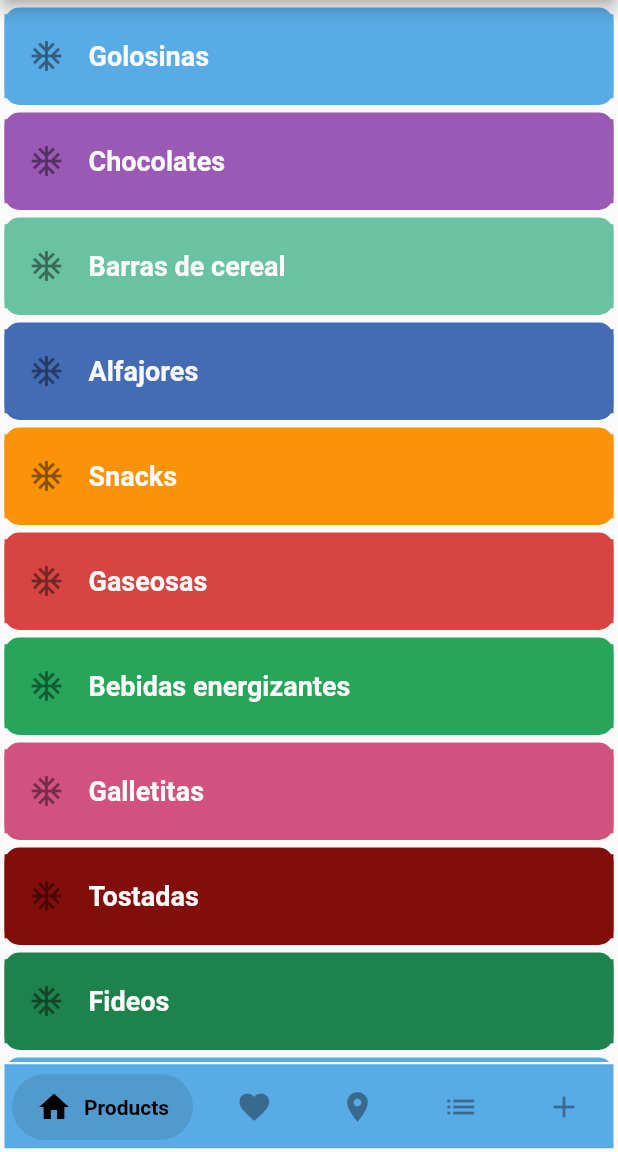
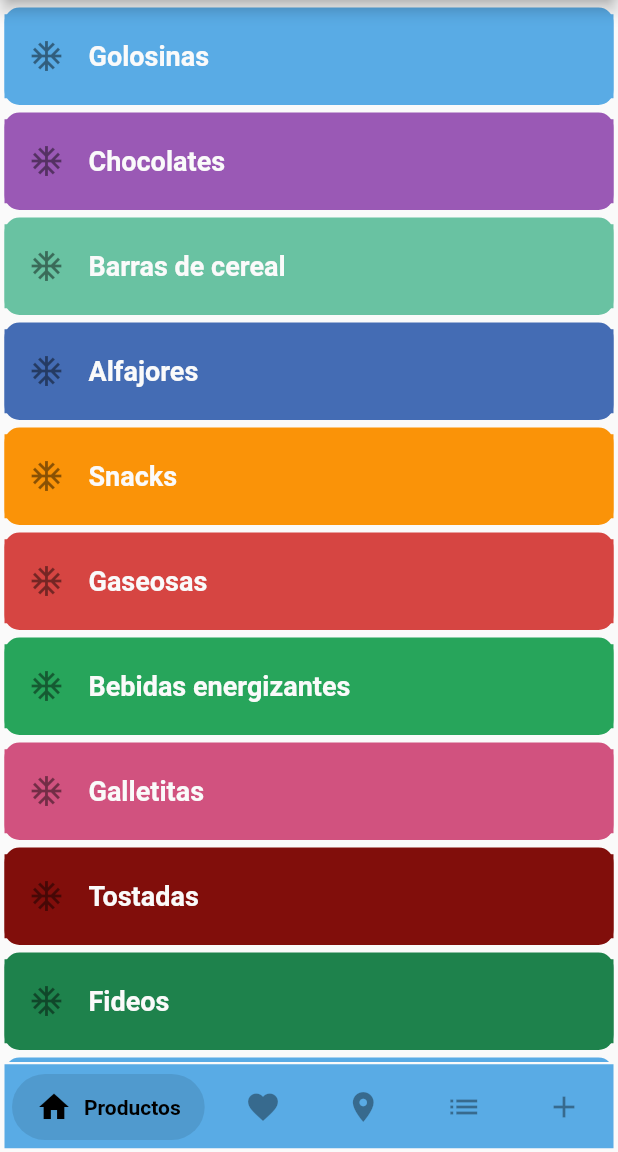
Before and after one commit to tomassasovsky/AptoVeganFlutter, a Flutter app: the screen it shows after launch, on a phone screen of 412 x 824 dp, the part 84-1236 px from its top. Run offline on Flutter 3.47's test engine with Material 2 defaults, Android fonts, the phone set to English and light mode, and no system bars; drawn by our look-alikes of salomon_bottom_bar; our stand-ins replace google_maps_flutter, image_picker.

Commit message:
UI en español

```diff
--- a/lib/src/pages/favorites_page.dart
+++ b/lib/src/pages/favorites_page.dart
@@ -18,7 +18,7 @@ class FavoritesPage extends StatelessWidget {
               onPressed: addFavorites,
             ),
             Text(
-              'You have no favourites yet! Add a product to \'favourites\' to see it here!',
+              'Todavía no tienes ningún favorito! Agrega un producto a \'favoritos\' para verlo aquí!',
               textAlign: TextAlign.center,
             ),
           ],
--- a/lib/src/pages/page_selection.dart
+++ b/lib/src/pages/page_selection.dart
@@ -18,7 +18,10 @@ class _PageSelectionState extends State<PageSelection> {
   Widget build(BuildContext context) {
     return Scaffold(
       drawer: Drawer(
-        child: ListView(
+        child: Column(
+          mainAxisAlignment: MainAxisAlignment.spaceBetween,
+          children: [
+            Column(
               children: [
                 Stack(
                   children: [
@@ -37,20 +40,30 @@ class _PageSelectionState extends State<PageSelection> {
                 ),
                 ListTile(
                   leading: Icon(Icons.favorite),
-              title: Text('Favorites'),
+                  title: Text('Favoritos'),
                   onTap: () {
                     Navigator.of(context).pop();
+                    Future.delayed(Duration(milliseconds: 200)).then((_) {
                       if (_index != 1) setState(() => _index = 1);
+                    });
                   },
                 ),
                 ListTile(
                   leading: Icon(Icons.settings),
-              title: Text('Settings'),
+                  title: Text('Configuración'),
+                ),
+              ],
             ),
             ListTile(
-              leading: Icon(Icons.logout),
-              title: Text('Logout'),
+              leading: IconButton(
+                icon: Icon(Icons.nights_stay),
+                onPressed: () {},
               ),
+              trailing: IconButton(
+                icon: Icon(Icons.logout),
+                onPressed: () {},
+              ),
+            )
           ],
         ),
       ),
@@ -85,23 +98,23 @@ class _PageSelectionState extends State<PageSelection> {
         items: [
           SalomonBottomBarItem(
             icon: Icon(Icons.home),
-            title: Text('Products'),
+            title: Text('Productos'),
           ),
           SalomonBottomBarItem(
             icon: Icon(Icons.favorite),
-            title: Text('Favorites'),
+            title: Text('Favoritos'),
           ),
           SalomonBottomBarItem(
             icon: Icon(Icons.place),
-            title: Text('Places'),
+            title: Text('Lugares'),
           ),
           SalomonBottomBarItem(
             icon: Icon(Icons.list),
-            title: Text('Additives'),
+            title: Text('Aditivos'),
           ),
           SalomonBottomBarItem(
             icon: Icon(Icons.add),
-            title: Text('Add'),
+            title: Text('Agregar'),
           ),
         ],
       ),
```
Also changed, not shown: lib/src/pages/add_page.dart (+7 -7 lines), lib/src/pages/additives_page.dart (+4 -4 lines), lib/src/themes/themes.dart (+6 -1 lines), lib/src/widgets/product_tile.dart (+9 -5 lines), lib/src/widgets/report_product.dart (added, +167 -0 lines), 3 other files. Lines whose indentation alone changed are shown as unchanged.
